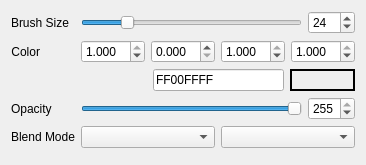
niftools/nifskope, file src/ui/widgets/vertexpaintwidget.ui: the form before one commit.
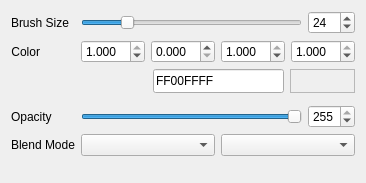
The form after the commit. Custom widgets are drawn as their Qt base class.

Commit message: Add color wheel to paint settings

Diff of the .ui file:
```diff
--- a/src/ui/widgets/vertexpaintwidget.ui
+++ b/src/ui/widgets/vertexpaintwidget.ui
@@ -7,7 +7,7 @@
     <x>0</x>
     <y>0</y>
     <width>366</width>
-    <height>165</height>
+    <height>183</height>
    </rect>
   </property>
   <property name="windowTitle">
@@ -223,44 +223,90 @@
        </widget>
       </item>
       <item>
-       <widget class="QFrame" name="colorPreview">
+       <widget class="QFrame" name="colorPreviewGroup">
         <property name="sizePolicy">
          <sizepolicy hsizetype="Expanding" vsizetype="Preferred">
           <horstretch>1</horstretch>
           <verstretch>0</verstretch>
          </sizepolicy>
         </property>
-        <property name="minimumSize">
-         <size>
-          <width>0</width>
-          <height>0</height>
-         </size>
-        </property>
         <property name="autoFillBackground">
          <bool>true</bool>
         </property>
         <property name="frameShape">
-         <enum>QFrame::Box</enum>
-        </property>
-        <property name="frameShadow">
-         <enum>QFrame::Plain</enum>
+         <enum>QFrame::StyledPanel</enum>
         </property>
         <property name="lineWidth">
          <number>2</number>
         </property>
+        <layout class="QHBoxLayout" name="horizontalLayout">
+         <property name="spacing">
+          <number>0</number>
+         </property>
+         <property name="leftMargin">
+          <number>0</number>
+         </property>
+         <property name="topMargin">
+          <number>0</number>
+         </property>
+         <property name="rightMargin">
+          <number>0</number>
+         </property>
+         <property name="bottomMargin">
+          <number>0</number>
+         </property>
+         <item>
+          <widget class="QPushButton" name="colorPreview">
+           <property name="sizePolicy">
+            <sizepolicy hsizetype="Ignored" vsizetype="Preferred">
+             <horstretch>0</horstretch>
+             <verstretch>0</verstretch>
+            </sizepolicy>
+           </property>
+           <property name="autoFillBackground">
+            <bool>true</bool>
+           </property>
+           <property name="text">
+            <string/>
+           </property>
+           <property name="flat">
+            <bool>true</bool>
+           </property>
+          </widget>
+         </item>
+         <item>
+          <widget class="QPushButton" name="colorPreviewAlpha">
+           <property name="sizePolicy">
+            <sizepolicy hsizetype="Ignored" vsizetype="Preferred">
+             <horstretch>0</horstretch>
+             <verstretch>0</verstretch>
+            </sizepolicy>
+           </property>
+           <property name="autoFillBackground">
+            <bool>true</bool>
+           </property>
+           <property name="text">
+            <string notr="true"/>
+           </property>
+           <property name="flat">
+            <bool>true</bool>
+           </property>
+          </widget>
+         </item>
+        </layout>
        </widget>
       </item>
      </layout>
     </widget>
    </item>
-   <item row="3" column="0">
+   <item row="4" column="0">
     <widget class="QLabel" name="opacityLabel">
      <property name="text">
       <string>Opacity</string>
      </property>
     </widget>
    </item>
-   <item row="3" column="1">
+   <item row="4" column="1">
     <widget class="QWidget" name="widget_2" native="true">
      <layout class="QHBoxLayout" name="horizontalLayout_5">
       <property name="leftMargin">
@@ -301,14 +347,14 @@
      </layout>
     </widget>
    </item>
-   <item row="4" column="0">
+   <item row="5" column="0">
     <widget class="QLabel" name="blendLabel">
      <property name="text">
       <string>Blend Mode</string>
      </property>
     </widget>
    </item>
-   <item row="4" column="1">
+   <item row="5" column="1">
     <widget class="QWidget" name="widget_4" native="true">
      <layout class="QHBoxLayout" name="horizontalLayout_8">
       <property name="leftMargin">
@@ -339,8 +385,19 @@
      </layout>
     </widget>
    </item>
+   <item row="3" column="1">
+    <widget class="ColorWheel" name="colorWheel" native="true"/>
+   </item>
   </layout>
  </widget>
+ <customwidgets>
+  <customwidget>
+   <class>ColorWheel</class>
+   <extends>QWidget</extends>
+   <header>ui/widgets/colorwheel.h</header>
+   <container>1</container>
+  </customwidget>
+ </customwidgets>
  <resources/>
  <connections>
   <connection>
```
The commit also changes 2 other files.
